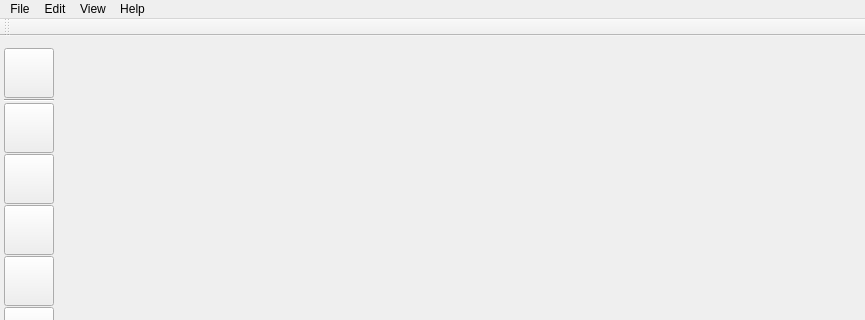
Old version of the form ui/main_window.ui in the repository zkovari/plotlyst; both pictures show x 0 to 865 and y 0 to 320 of the 865 by 665 pixel window.
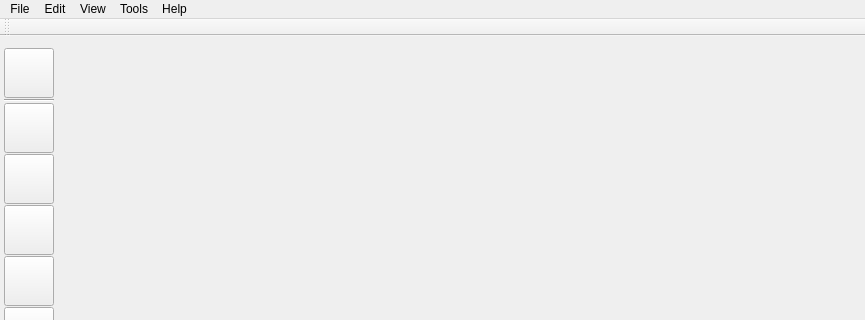
New version of the form.

```diff
--- a/ui/main_window.ui
+++ b/ui/main_window.ui
@@ -487,9 +487,16 @@
     <addaction name="actionCopy"/>
     <addaction name="actionPaste"/>
    </widget>
+   <widget class="QMenu" name="menuTools">
+    <property name="title">
+     <string>Tools</string>
+    </property>
+    <addaction name="actionCharacterTemplateEditor"/>
+   </widget>
    <addaction name="menuFile"/>
    <addaction name="menuEdit"/>
    <addaction name="menuView"/>
+   <addaction name="menuTools"/>
    <addaction name="menuHelp"/>
   </widget>
   <widget class="QToolBar" name="toolBar">
```
Left out of the diff: 5 changed lines with no effect on the pictures.
